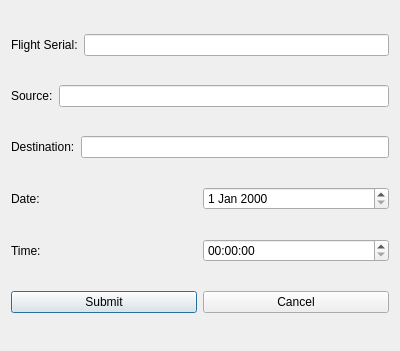
Qt form MyProj/addflightdialog.ui (shahabbadihi/airport_managementt) before a commit.
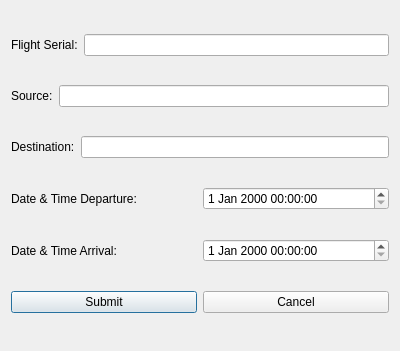
The same form after that commit.

What changed in the file:
```diff
--- a/MyProj/addflightdialog.ui
+++ b/MyProj/addflightdialog.ui
@@ -61,12 +61,12 @@
      <item>
       <widget class="QLabel" name="lblFlightDate">
        <property name="text">
-        <string>Date:</string>
+        <string>Date &amp; Time Departure:</string>
        </property>
       </widget>
      </item>
      <item>
-      <widget class="QDateEdit" name="dtDate"/>
+      <widget class="QDateTimeEdit" name="dttmDeparture"/>
      </item>
     </layout>
    </item>
@@ -75,12 +75,12 @@
      <item>
       <widget class="QLabel" name="lblFlightTime">
        <property name="text">
-        <string>Time:</string>
+        <string>Date &amp; Time Arrival:</string>
        </property>
       </widget>
      </item>
      <item>
-      <widget class="QTimeEdit" name="tmTime"/>
+      <widget class="QDateTimeEdit" name="dttmArrival"/>
      </item>
     </layout>
    </item>
```
Left out of the diff: 4 changed lines with no effect on the pictures.
